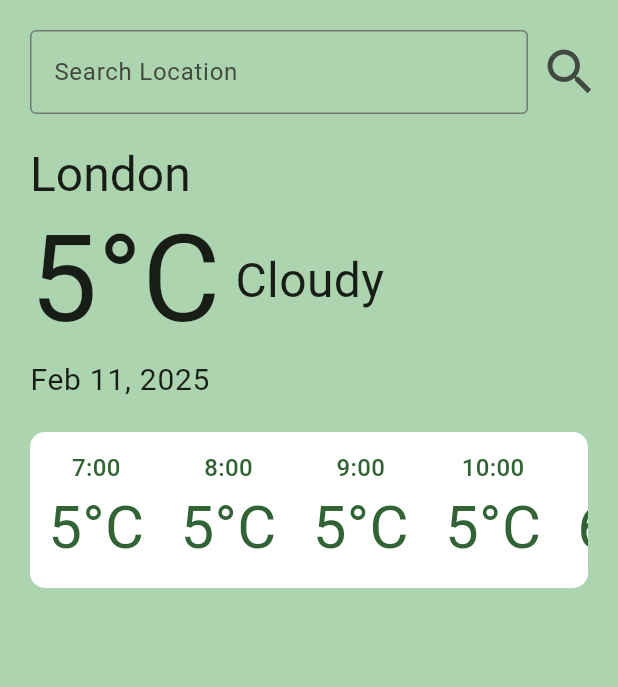
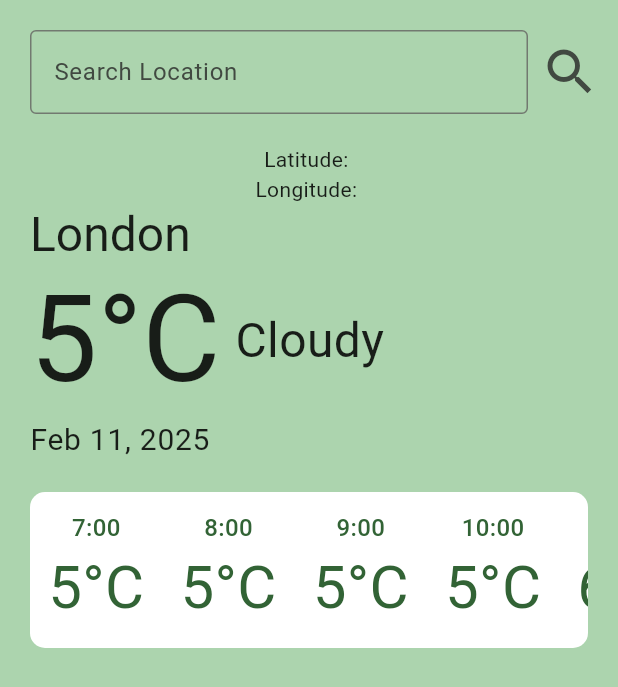
Before and after one commit to sharlenecera/BPToursApp, a Flutter app: the WeatherPage widget shown alone on an empty page, opened directly, on a phone screen of 412 x 824 dp. Shown: the top 687 px of the screen. Run offline on Flutter 3.47's test engine with Material 3 defaults, Android fonts, the phone set to English and light mode, and no system bars; our stand-ins replace flutter_secure_storage; accounts and stored records are empty.

Commit message:
Weather page: Used direct geomapping with OpenWeatherMap API to get long and lat of a location typed in.

```diff
--- a/lib/weather_screen.dart
+++ b/lib/weather_screen.dart
@@ -1,4 +1,6 @@
 import 'package:flutter/material.dart';
+import 'package:http/http.dart' as http;
+import 'dart:convert';
 import 'widgets/widgets.dart';
 
 class WeatherPage extends StatefulWidget {
@@ -10,11 +12,50 @@ class WeatherPage extends StatefulWidget {
 
 class _WeatherPageState extends State<WeatherPage> {
   final _controller = TextEditingController();
+  String _latitude = '';
+  String _longitude = '';
+  String _errorMessage = '';
 
-  void _searchLocation() {
-    final text = _controller.text;
-    print('Searching for $text (${text.characters.length})');
+  Future<void> _searchLocation() async {
+      //   final text = _controller.text;
+      // print('Searching for $text (${text.characters.length})');
+    String city = _controller.text;
+    final countryCode = 'GB';
+    final resultsLimit = 5;
+    final apiKey = 'd092a571f74a5876b63f080987632294';
+    final apiUrl = 'http://api.openweathermap.org/geo/1.0/direct?q=$city,$countryCode&limit=$resultsLimit&appid=$apiKey';
 
+    try {
+      final response = await http.get(Uri.parse(apiUrl));
+      if (response.statusCode == 200) {
+        final data = json.decode(response.body);
+        if (data.isNotEmpty) {
+          setState(() {
+            _latitude = data[0]['lat'].toString();
+            _longitude = data[0]['lon'].toString();
+            _errorMessage = '';
+          });
+        } else {
+          setState(() {
+            _latitude = 'Location not found';
+            _longitude = '';
+            _errorMessage = '';
+          });
+        }
+      } else {
+        setState(() {
+          _latitude = '';
+          _longitude = '';
+          _errorMessage = 'Error fetching data: ${response.statusCode}';
+        });
+      }
+    } catch (e) {
+      setState(() {
+        _latitude = '';
+        _longitude = '';
+        _errorMessage = 'An error occurred: $e';
+      });
+    }
   }
 
   @override
@@ -22,7 +63,7 @@ class _WeatherPageState extends State<WeatherPage> {
     super.initState();
 
     // Start listening to changes.
-    _controller.addListener(_searchLocation);
+    // _controller.addListener(_searchLocation);
   }
 
   @override
@@ -69,6 +110,13 @@ class _WeatherPageState extends State<WeatherPage> {
               ],
             ),
           ),
+          Text('Latitude: $_latitude'),
+          Text('Longitude: $_longitude'),
+          if (_errorMessage.isNotEmpty)
+            Text(
+              _errorMessage,
+              style: TextStyle(color: Colors.red),
+            ),
           Padding(
             padding: const EdgeInsets.only(left: 20.0),
             child: Row(
```
